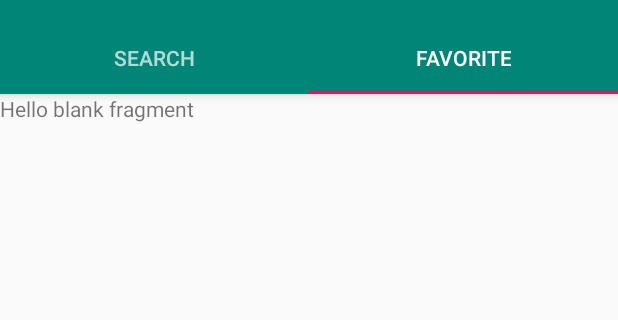
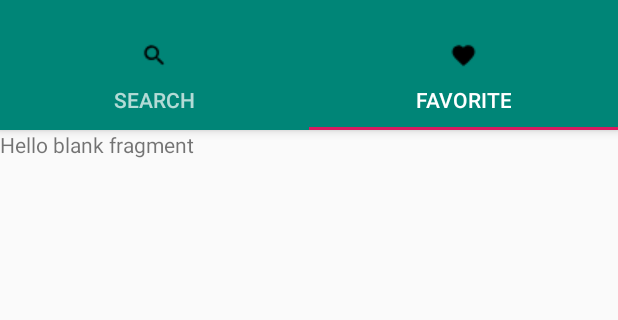
Before and after one commit to snyamwong/Whim, an Android app: the screen it shows after launch (MainActivity), tab 2 chosen, on a phone screen of 412 x 824 dp, the part 74-394 px from its top. Run offline under Robolectric (Android 15) with nearby library versions, the phone set to English and light mode, and no system bars.

Commit message:
added icons to the tab bar in main activity

```diff
--- a/app/src/main/res/layout/activity_main.xml
+++ b/app/src/main/res/layout/activity_main.xml
@@ -36,12 +36,14 @@
                 android:id="@+id/tab_search"
                 android:layout_width="wrap_content"
                 android:layout_height="wrap_content"
+                android:icon="@drawable/baseline_search_black_18dp"
                 android:text="@string/tab_text_search" />
 
             <android.support.design.widget.TabItem
                 android:id="@+id/tab_favorite"
                 android:layout_width="wrap_content"
                 android:layout_height="wrap_content"
+                android:icon="@drawable/baseline_favorite_black_18dp"
                 android:text="@string/tab_text_favorite" />
 
         </android.support.design.widget.TabLayout>
```
Also changed, not shown: app/src/main/res/drawable/baseline_favorite_black_18dp.png (added), app/src/main/res/drawable/baseline_search_black_18dp.png (added).
